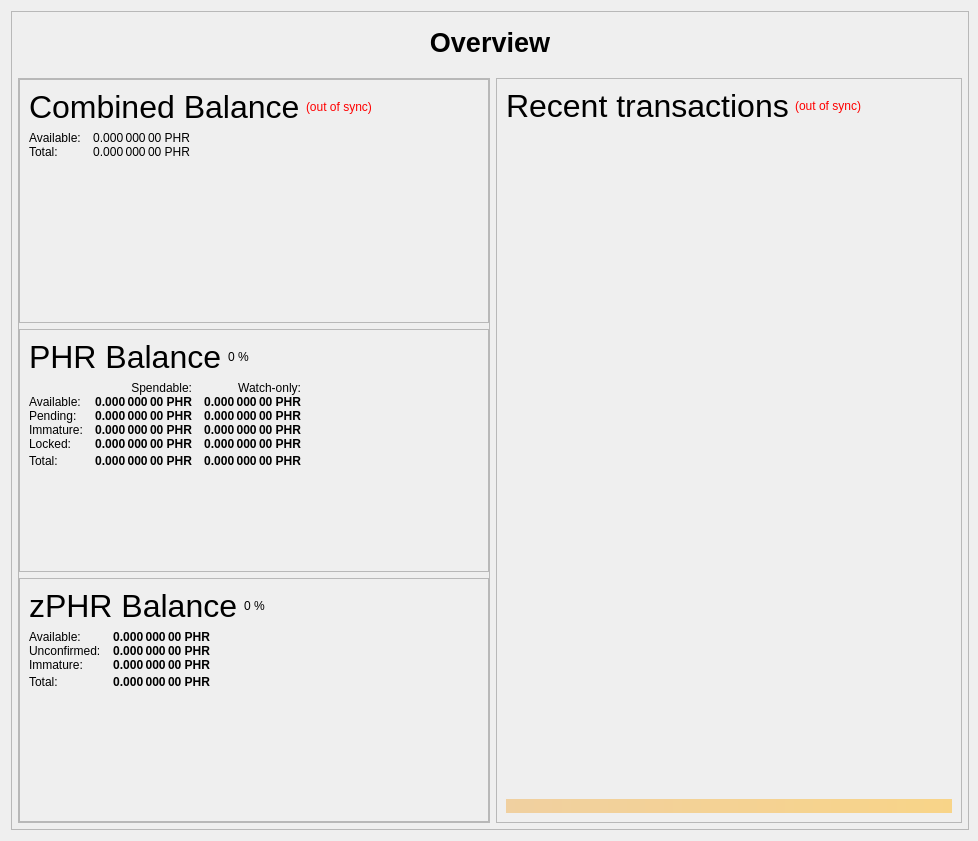
Above: src/qt/forms/overviewpage.ui from vlockchain/FTP before the change. Below: the same form after it.
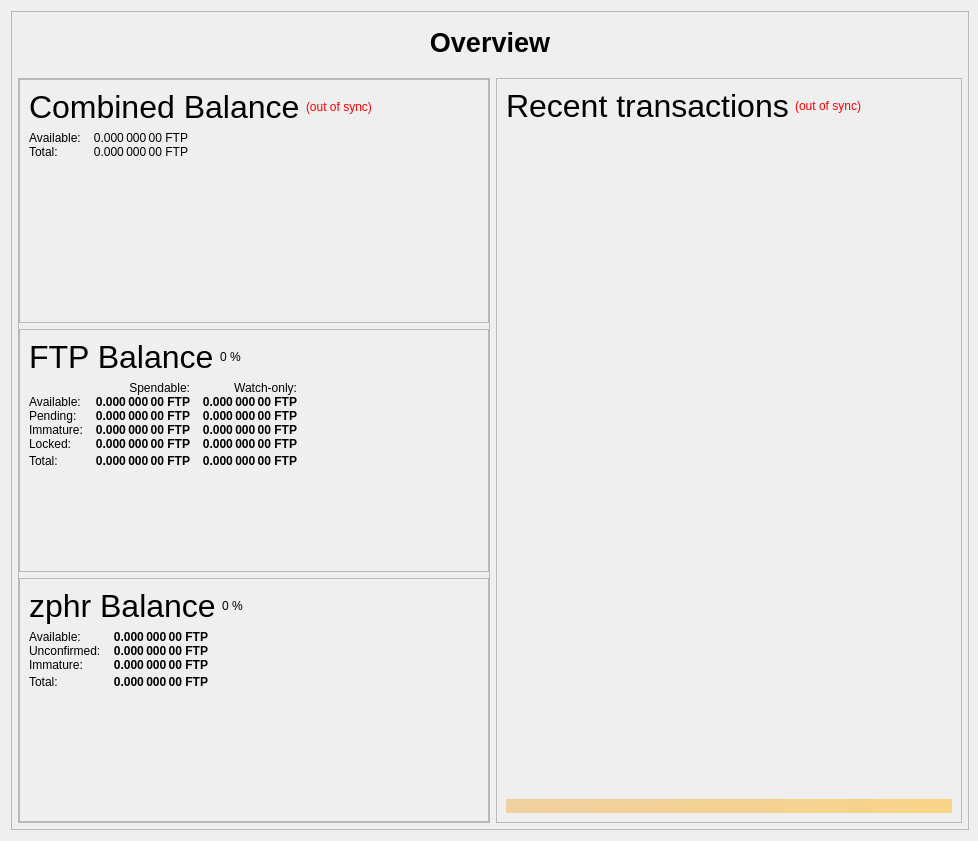
That is the form after the change.

What changed in the file:
```diff
--- a/src/qt/forms/overviewpage.ui
+++ b/src/qt/forms/overviewpage.ui
@@ -283,7 +283,7 @@
                           <string>Your current spendable balance</string>
                          </property>
                          <property name="text">
-                          <string notr="true">0.000 000 00 PHR</string>
+                          <string notr="true">0.000 000 00 FTP</string>
                          </property>
                          <property name="alignment">
                           <set>Qt::AlignRight|Qt::AlignTrailing|Qt::AlignVCenter</set>
@@ -315,7 +315,7 @@
                           <string>Total Balance, including all unavailable coins.</string>
                          </property>
                          <property name="text">
-                          <string notr="true">0.000 000 00 PHR</string>
+                          <string notr="true">0.000 000 00 FTP</string>
                          </property>
                          <property name="alignment">
                           <set>Qt::AlignRight|Qt::AlignTrailing|Qt::AlignVCenter</set>
@@ -383,7 +383,7 @@
                           </font>
                          </property>
                          <property name="text">
-                          <string>PHR Balance</string>
+                          <string>FTP Balance</string>
                          </property>
                         </widget>
                        </item>
@@ -459,7 +459,7 @@
                           <string>Your current spendable balance</string>
                          </property>
                          <property name="text">
-                          <string notr="true">0.000 000 00 PHR</string>
+                          <string notr="true">0.000 000 00 FTP</string>
                          </property>
                          <property name="alignment">
                           <set>Qt::AlignRight|Qt::AlignTrailing|Qt::AlignVCenter</set>
@@ -484,7 +484,7 @@
                           <string>Your current balance in watch-only addresses</string>
                          </property>
                          <property name="text">
-                          <string notr="true">0.000 000 00 PHR</string>
+                          <string notr="true">0.000 000 00 FTP</string>
                          </property>
                          <property name="alignment">
                           <set>Qt::AlignRight|Qt::AlignTrailing|Qt::AlignVCenter</set>
@@ -516,7 +516,7 @@
                           <string>Total of transactions that have yet to be confirmed, and do not yet count toward the spendable balance</string>
                          </property>
                          <property name="text">
-                          <string notr="true">0.000 000 00 PHR</string>
+                          <string notr="true">0.000 000 00 FTP</string>
                          </property>
                          <property name="alignment">
                           <set>Qt::AlignRight|Qt::AlignTrailing|Qt::AlignVCenter</set>
@@ -541,7 +541,7 @@
                           <string>Unconfirmed transactions to watch-only addresses</string>
                          </property>
                          <property name="text">
-                          <string notr="true">0.000 000 00 PHR</string>
+                          <string notr="true">0.000 000 00 FTP</string>
                          </property>
                          <property name="alignment">
                           <set>Qt::AlignRight|Qt::AlignTrailing|Qt::AlignVCenter</set>
@@ -573,7 +573,7 @@
                           <string>Staked or masternode rewards that has not yet matured</string>
                          </property>
                          <property name="text">
-                          <string notr="true">0.000 000 00 PHR</string>
+                          <string notr="true">0.000 000 00 FTP</string>
                          </property>
                          <property name="alignment">
                           <set>Qt::AlignRight|Qt::AlignTrailing|Qt::AlignVCenter</set>
@@ -598,7 +598,7 @@
                           <string>Staked or masternode rewards in watch-only addresses that has not yet matured</string>
                          </property>
                          <property name="text">
-                          <string notr="true">0.000 000 00 PHR</string>
+                          <string notr="true">0.000 000 00 FTP</string>
                          </property>
                          <property name="alignment">
                           <set>Qt::AlignRight|Qt::AlignTrailing|Qt::AlignVCenter</set>
@@ -633,7 +633,7 @@
                           <string>Locked PHR or Masternode collaterals. These are excluded from zPHR minting.</string>
                          </property>
                          <property name="text">
-                          <string notr="true">0.000 000 00 PHR</string>
+                          <string notr="true">0.000 000 00 FTP</string>
                          </property>
                          <property name="alignment">
                           <set>Qt::AlignRight|Qt::AlignTrailing|Qt::AlignVCenter</set>
@@ -658,7 +658,7 @@
                           <string>Current locked balance in watch-only addresses</string>
                          </property>
                          <property name="text">
-                          <string notr="true">0.000 000 00 PHR</string>
+                          <string notr="true">0.000 000 00 FTP</string>
                          </property>
                          <property name="alignment">
                           <set>Qt::AlignRight|Qt::AlignTrailing|Qt::AlignVCenter</set>
@@ -693,7 +693,7 @@
                           <string>Your current Phore balance, unconfirmed and immature transactions included</string>
                          </property>
                          <property name="text">
-                          <string notr="true">0.000 000 00 PHR</string>
+                          <string notr="true">0.000 000 00 FTP</string>
                          </property>
                          <property name="alignment">
                           <set>Qt::AlignRight|Qt::AlignTrailing|Qt::AlignVCenter</set>
@@ -718,7 +718,7 @@
                           <string>Current total balance in watch-only addresses</string>
                          </property>
                          <property name="text">
-                          <string notr="true">0.000 000 00 PHR</string>
+                          <string notr="true">0.000 000 00 FTP</string>
                          </property>
                          <property name="alignment">
                           <set>Qt::AlignRight|Qt::AlignTrailing|Qt::AlignVCenter</set>
@@ -786,7 +786,7 @@
                           </font>
                          </property>
                          <property name="text">
-                          <string>zPHR Balance</string>
+                          <string>zphr Balance</string>
                          </property>
                         </widget>
                        </item>
@@ -844,7 +844,7 @@
 These zPHR are spendable.</string>
                          </property>
                          <property name="text">
-                          <string notr="true">0.000 000 00 PHR</string>
+                          <string notr="true">0.000 000 00 FTP</string>
                          </property>
                          <property name="alignment">
                           <set>Qt::AlignRight|Qt::AlignTrailing|Qt::AlignVCenter</set>
@@ -875,7 +875,7 @@
 Immature: confirmed, but less than 3 mints of the same denomination after it was minted</string>
                          </property>
                          <property name="text">
-                          <string notr="true">0.000 000 00 PHR</string>
+                          <string notr="true">0.000 000 00 FTP</string>
                          </property>
                          <property name="alignment">
                           <set>Qt::AlignRight|Qt::AlignTrailing|Qt::AlignVCenter</set>
@@ -906,7 +906,7 @@
 Immature: confirmed, but less than 3 mints of the same denomination after it was minted</string>
                          </property>
                          <property name="text">
-                          <string notr="true">0.000 000 00 PHR</string>
+                          <string notr="true">0.000 000 00 FTP</string>
                          </property>
                          <property name="alignment">
                           <set>Qt::AlignRight|Qt::AlignTrailing|Qt::AlignVCenter</set>
@@ -938,7 +938,7 @@
                           <string>Your current zPHR balance, unconfirmed and immature zPHR included.</string>
                          </property>
                          <property name="text">
-                          <string notr="true">0.000 000 00 PHR</string>
+                          <string notr="true">0.000 000 00 FTP</string>
                          </property>
                          <property name="alignment">
                           <set>Qt::AlignRight|Qt::AlignTrailing|Qt::AlignVCenter</set>
```
Left out of the diff: 24 changed lines with no effect on the pictures.
